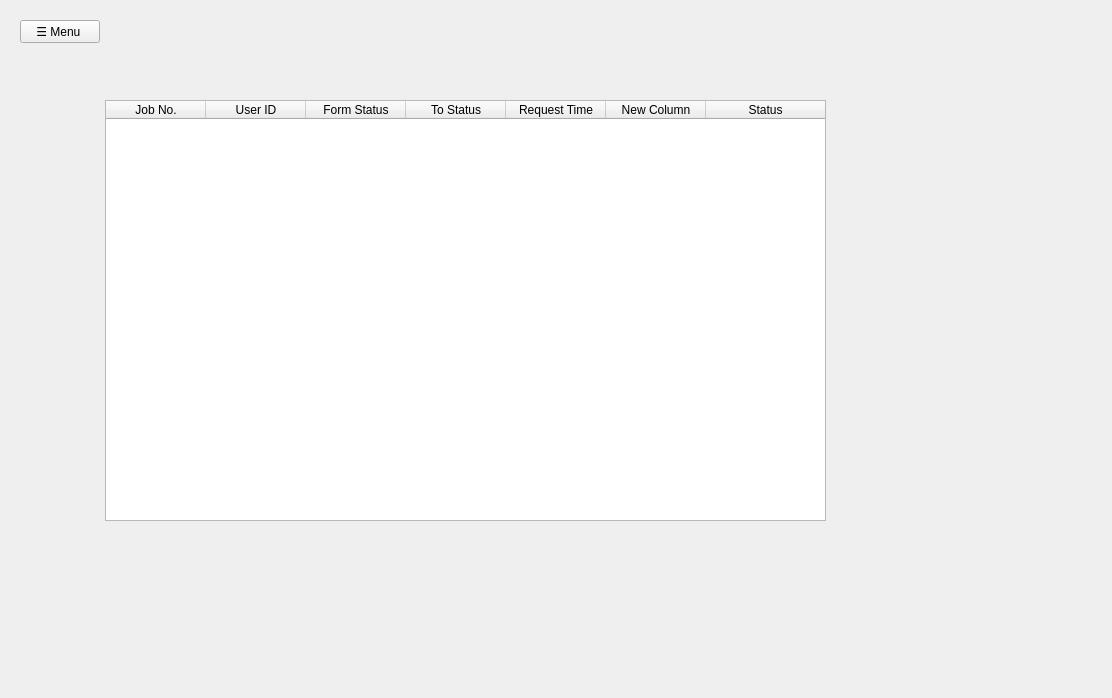
MegaMineDSS/LuxeMine, file admin.ui: the form before one commit.
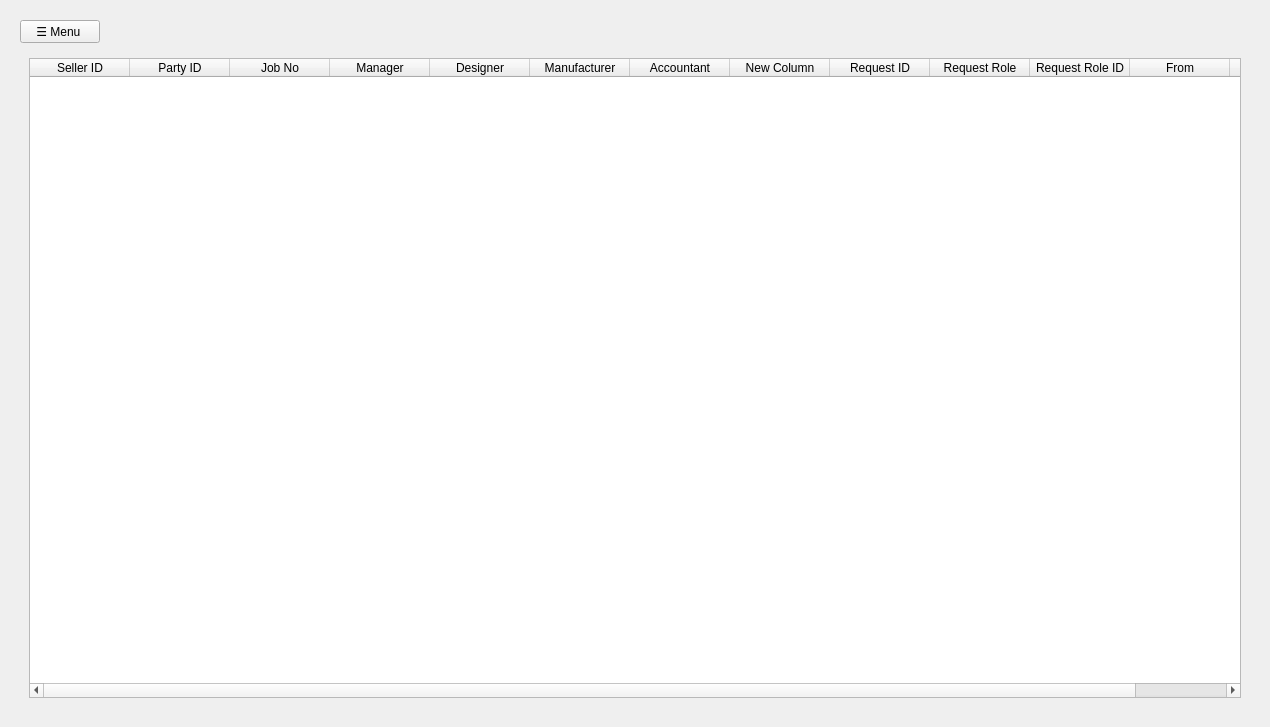
The form after the commit.

Commit message: Enhance admin functionality: add note parameter to handleStatusChangeApproval, update UI for job sheet request table, and improve role status handling with combo boxes.

Patch:
```diff
--- a/admin.ui
+++ b/admin.ui
@@ -6,8 +6,8 @@
    <rect>
     <x>0</x>
     <y>0</y>
-    <width>1112</width>
-    <height>698</height>
+    <width>1270</width>
+    <height>727</height>
    </rect>
   </property>
   <property name="windowTitle">
@@ -3901,41 +3901,45 @@
             </layout>
            </widget>
            <widget class="QWidget" name="orderBookRequest">
+            <layout class="QGridLayout" name="gridLayout_19">
+             <item row="0" column="0">
             <widget class="QTableWidget" name="jobsheet_request_table">
-             <property name="geometry">
-              <rect>
-               <x>85</x>
-               <y>51</y>
-               <width>721</width>
-               <height>421</height>
-              </rect>
-             </property>
              <attribute name="horizontalHeaderStretchLastSection">
               <bool>true</bool>
              </attribute>
              <column>
               <property name="text">
-               <string>Job No.</string>
+                 <string>Seller ID</string>
               </property>
              </column>
              <column>
               <property name="text">
-               <string>User ID</string>
+                 <string>Party ID</string>
               </property>
              </column>
              <column>
               <property name="text">
-               <string>Form Status</string>
+                 <string>Job No</string>
               </property>
              </column>
              <column>
               <property name="text">
-               <string>To Status</string>
+                 <string>Manager</string>
               </property>
              </column>
              <column>
               <property name="text">
-               <string>Request Time</string>
+                 <string>Designer</string>
+                </property>
+               </column>
+               <column>
+                <property name="text">
+                 <string>Manufacturer</string>
+                </property>
+               </column>
+               <column>
+                <property name="text">
+                 <string>Accountant</string>
               </property>
              </column>
              <column>
@@ -3945,10 +3949,32 @@
              </column>
              <column>
               <property name="text">
-               <string>Status</string>
+                 <string>Request ID</string>
+                </property>
+               </column>
+               <column>
+                <property name="text">
+                 <string>Request Role</string>
+                </property>
+               </column>
+               <column>
+                <property name="text">
+                 <string>Request Role ID</string>
+                </property>
+               </column>
+               <column>
+                <property name="text">
+                 <string>From</string>
+                </property>
+               </column>
+               <column>
+                <property name="text">
+                 <string>Request Time</string>
               </property>
              </column>
             </widget>
+             </item>
+            </layout>
            </widget>
           </widget>
          </item>
```
Left out of the diff: 26 changed lines with no effect on the pictures. Lines whose indentation alone changed are shown as unchanged. The commit also changes 3 other files.
